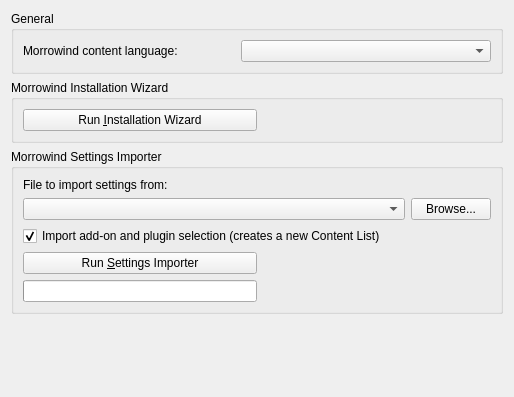
The window that files/ui/settingspage.ui (nikamigaming-create/nikami-openmw-lab) describes before a commit, drawn with Qt 5.
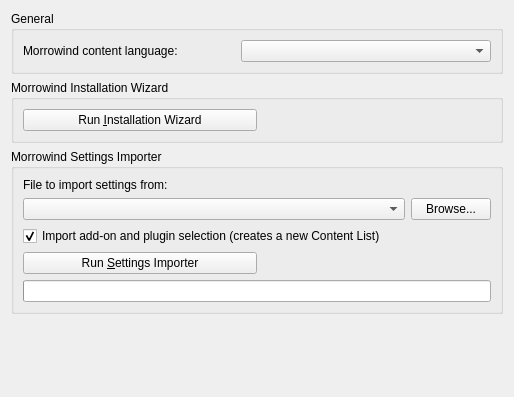
The same window after the commit.

Commit message: Ini-importer progress bar fills the whole width of the ui element now

Patch:
```diff
--- a/files/ui/settingspage.ui
+++ b/files/ui/settingspage.ui
@@ -131,14 +131,17 @@
           </property>
          </widget>
         </item>
-        <item row="3" column="0">
+       </layout>
+      </item>
+      <item>
          <widget class="QProgressBar" name="progressBar">
           <property name="maximum">
            <number>4</number>
           </property>
-         </widget>
-        </item>
-       </layout>
+        <property name="textVisible">
+         <bool>false</bool>
+        </property>
+       </widget>
       </item>
      </layout>
     </widget>
```
Lines whose indentation alone changed are shown as unchanged.
